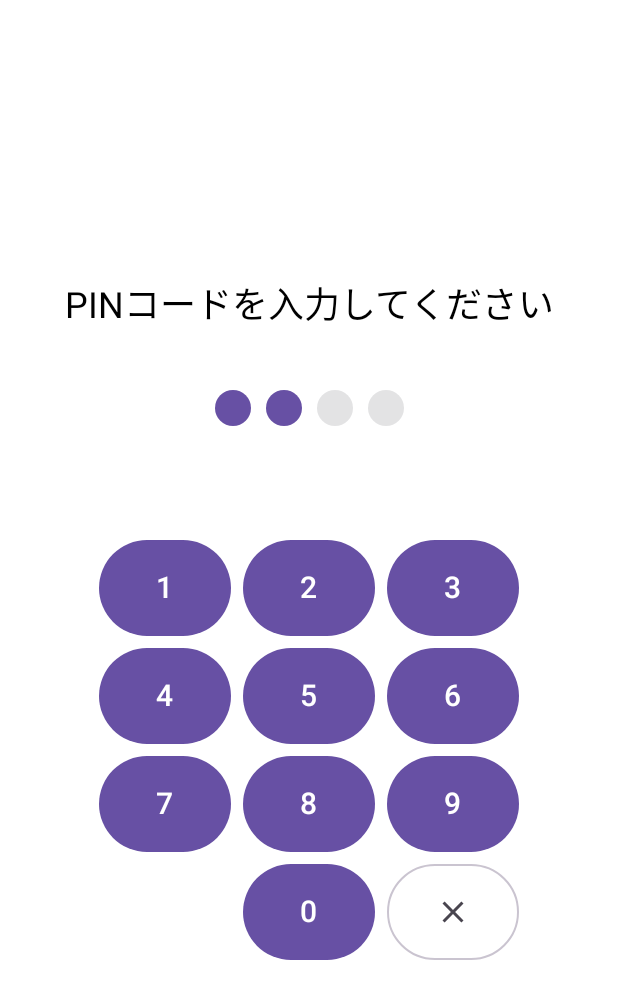
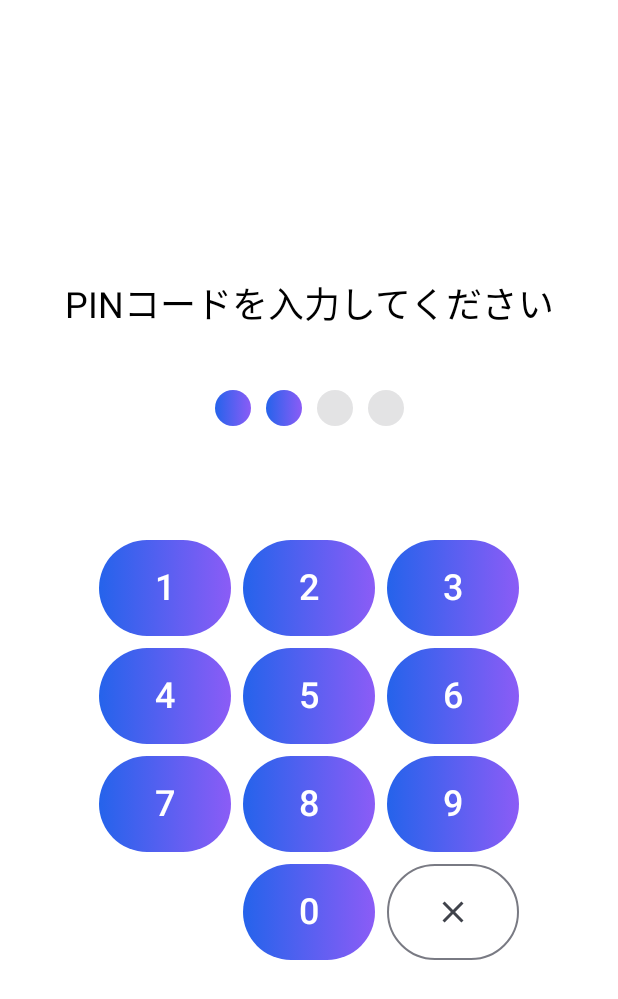
Before and after one commit to kilalabu/self_unlock_alarm, an Android app built with Jetpack Compose: the @Preview function UnlockScreenReadyPreview, on a phone screen of 412 x 824 dp. Shown: the top 999 px of the screen. Run offline under Robolectric (Android 15) with nearby library versions, the phone set to English and light mode, and no system bars.

Commit message:
ピンコード画面の色を変更

```diff
--- a/app/src/main/java/com/example/selfunlockalarm/feature/unlock/ui/UnlockScreen.kt
+++ b/app/src/main/java/com/example/selfunlockalarm/feature/unlock/ui/UnlockScreen.kt
@@ -20,6 +20,7 @@ import androidx.compose.foundation.shape.CircleShape
 import androidx.compose.material.icons.Icons
 import androidx.compose.material.icons.filled.Clear
 import androidx.compose.material3.Button
+import androidx.compose.material3.ButtonDefaults
 import androidx.compose.material3.CircularProgressIndicator
 import androidx.compose.material3.Icon
 import androidx.compose.material3.MaterialTheme
@@ -31,10 +32,16 @@ import androidx.compose.runtime.collectAsState
 import androidx.compose.runtime.getValue
 import androidx.compose.ui.Alignment
 import androidx.compose.ui.Modifier
+import androidx.compose.ui.graphics.Brush
+import androidx.compose.ui.graphics.Color
+import androidx.compose.ui.text.font.FontWeight
 import androidx.compose.ui.tooling.preview.Preview
 import androidx.compose.ui.unit.dp
 import androidx.compose.ui.unit.sp
 import androidx.hilt.navigation.compose.hiltViewModel
+import com.example.selfunlockalarm.app.theme.SelfUnlockAlarmTheme
+import com.example.selfunlockalarm.app.theme.TextGradientEnd
+import com.example.selfunlockalarm.app.theme.TextGradientStart
 import com.example.selfunlockalarm.feature.unlock.viewmodel.UnlockUiState
 import com.example.selfunlockalarm.feature.unlock.viewmodel.UnlockViewModel
 import kotlinx.coroutines.flow.collectLatest
@@ -149,15 +156,23 @@ private fun PinDisplay(pinLength: Int, maxLength: Int = 4) {
         horizontalArrangement = Arrangement.spacedBy(10.dp)
     ) {
         repeat(maxLength) { index ->
+            val dotModifier = if (index < pinLength) {
+                Modifier.background(
+                    brush = Brush.horizontalGradient(
+                        colors = listOf(TextGradientStart, TextGradientEnd) // グラデーション色
+                    ),
+                    shape = CircleShape
+                )
+            } else {
+                Modifier.background(
+                    color = MaterialTheme.colorScheme.onSurface.copy(alpha = 0.12f),
+                    shape = CircleShape
+                )
+            }
             Box(
                 modifier = Modifier
                     .size(24.dp)
-                    // .aspectRatio(1f) // 正方形にするなら有効
-                    .background(
-                        color = if (index < pinLength) MaterialTheme.colorScheme.primary
-                        else MaterialTheme.colorScheme.onSurface.copy(alpha = 0.12f),
-                        shape = CircleShape // 円形にする場合
-                    )
+                    .then(dotModifier)
             )
         }
     }
@@ -190,12 +205,12 @@ private fun NumericKeypad(
                 val buttonModifier = Modifier.size(width = 80.dp, height = 64.dp)
 
                 when (buttonText) {
-                    "" -> Spacer(modifier = buttonModifier) // 空きスペースも同じサイズを占める
+                    "" -> Spacer(modifier = buttonModifier)
                     "⌫" -> {
                         OutlinedButton(
                             onClick = onBackspaceClick,
                             modifier = buttonModifier,
-                            contentPadding = PaddingValues(0.dp) // アイコンが大きく見えるように調整
+                            contentPadding = PaddingValues(0.dp)
                         ) {
                             Icon(
                                 Icons.Filled.Clear,
@@ -204,13 +219,32 @@ private fun NumericKeypad(
                             )
                         }
                     }
-
                     else -> {
                         Button(
                             onClick = { onDigitClick(buttonText) },
-                            modifier = buttonModifier
+                            modifier = buttonModifier,
+                            colors = ButtonDefaults.buttonColors(
+                                containerColor = Color.Transparent,
+                                contentColor = Color.White
+                            ),
+                            contentPadding = PaddingValues(0.dp)
                         ) {
-                            Text(buttonText, fontSize = 20.sp)
+                            Box(
+                                modifier = Modifier
+                                    .fillMaxSize()
+                                    .background(
+                                        brush = Brush.horizontalGradient(
+                                            colors = listOf(TextGradientStart, TextGradientEnd)
+                                        ),
+                                    ),
+                                contentAlignment = Alignment.Center
+                            ) {
+                                Text(
+                                    buttonText,
+                                    fontSize = 24.sp,
+                                    fontWeight = FontWeight.Medium
+                                )
+                            }
                         }
                     }
                 }
@@ -222,17 +256,20 @@ private fun NumericKeypad(
 @Preview(showBackground = true)
 @Composable
 fun UnlockScreenReadyPreview() {
+    SelfUnlockAlarmTheme {
         PinEntryContent(
             inputPin = "12",
-        verificationState = UnlockUiState.Ready.VerificationState.INITIAL,
+            verificationState = UnlockUiState.Ready.VerificationState.INITIAL, // INITIALの代わりにVERIFYINGを使用
             onDigitClick = {},
             onBackspaceClick = {}
         )
+    }
 }
 
 @Preview(showBackground = true)
 @Composable
 fun UnlockScreenErrorPreview() {
+    SelfUnlockAlarmTheme {
         PinEntryContent(
             inputPin = "1234",
             verificationState = UnlockUiState.Ready.VerificationState.FAILURE,
@@ -240,3 +277,17 @@ fun UnlockScreenErrorPreview() {
             onBackspaceClick = {}
         )
     }
+}
+
+@Preview(showBackground = true)
+@Composable
+fun UnlockScreenSuccessPreview() {
+    SelfUnlockAlarmTheme {
+        PinEntryContent(
+            inputPin = "1234",
+            verificationState = UnlockUiState.Ready.VerificationState.SUCCESS,
+            onDigitClick = {},
+            onBackspaceClick = {}
+        )
+    }
+}
```
Also changed, not shown: app/src/main/java/com/example/selfunlockalarm/feature/pinsetting/ui/PinSettingScreen.kt (+56 -12 lines). Lines whose indentation alone changed are shown as unchanged.
